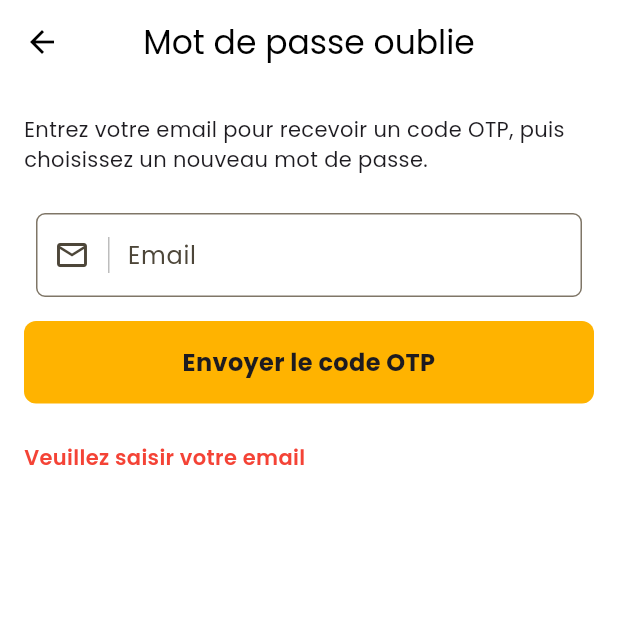
After one commit to aymeric-nzore/ivox, a Flutter app: the ForgotPasswordPage screen opened directly, after a tap on "Envoyer le code OTP", on a phone screen of 412 x 824 dp, the top half of it. The commit adds this screen. Run offline on Flutter 3.47's test engine with Material 3 defaults, Android fonts, the phone set to English and light mode, and no system bars; our stand-ins replace animated_splash_screen, cloud_firestore, dio, firebase_auth, firebase_core, firebase_messaging and 16 more; accounts and stored records are empty; network calls fail.

Commit message:
Add forgot password functionality: implement UI and API integration for password recovery

```diff
--- /dev/null
+++ b/lib/features/auth/presentation/forgot_password_page.dart
@@ -0,0 +1,258 @@
+import 'dart:async';
+
+import 'package:flutter/material.dart';
+import 'package:ivox/features/auth/services/api_auth_service.dart';
+import 'package:ivox/shared/utils/my_button.dart';
+import 'package:ivox/shared/utils/my_textfield.dart';
+
+class ForgotPasswordPage extends StatefulWidget {
+  const ForgotPasswordPage({super.key});
+
+  @override
+  State<ForgotPasswordPage> createState() => _ForgotPasswordPageState();
+}
+
+class _ForgotPasswordPageState extends State<ForgotPasswordPage> {
+  final _apiAuthService = ApiAuthService();
+  final _emailController = TextEditingController();
+  final _codeController = TextEditingController();
+  final _newPasswordController = TextEditingController();
+
+  bool _isLoading = false;
+  bool _otpSent = false;
+  bool _obscurePassword = true;
+  String? _errorMessage;
+  String? _infoMessage;
+  int _resendCooldownSeconds = 0;
+  Timer? _resendTimer;
+
+  bool get _canResend => _resendCooldownSeconds == 0;
+
+  void _startResendCooldown() {
+    _resendTimer?.cancel();
+    setState(() {
+      _resendCooldownSeconds = 60;
+    });
+
+    _resendTimer = Timer.periodic(const Duration(seconds: 1), (timer) {
+      if (!mounted) {
+        timer.cancel();
+        return;
+      }
+
+      if (_resendCooldownSeconds <= 1) {
+        timer.cancel();
+        setState(() {
+          _resendCooldownSeconds = 0;
+        });
+        return;
+      }
+
+      setState(() {
+        _resendCooldownSeconds -= 1;
+      });
+    });
+  }
+
+  @override
+  void dispose() {
+    _resendTimer?.cancel();
+    _emailController.dispose();
+    _codeController.dispose();
+    _newPasswordController.dispose();
+    super.dispose();
+  }
+
+  Future<void> _sendOtp() async {
+    final email = _emailController.text.trim();
+    if (_otpSent && !_canResend) {
+      setState(() {
+        _errorMessage = null;
+        _infoMessage = 'Renvoyez le code dans $_resendCooldownSeconds s';
+      });
+      return;
+    }
+
+    if (email.isEmpty) {
+      setState(() {
+        _errorMessage = 'Veuillez saisir votre email';
+        _infoMessage = null;
+      });
+      return;
+    }
+
+    setState(() {
+      _isLoading = true;
+      _errorMessage = null;
+      _infoMessage = null;
+    });
+
+    try {
+      final message = await _apiAuthService.forgotPassword(email: email);
+      if (!mounted) return;
+      setState(() {
+        _otpSent = true;
+        _infoMessage = message;
+        _isLoading = false;
+      });
+      _startResendCooldown();
+    } catch (e) {
+      if (!mounted) return;
+      setState(() {
+        _errorMessage = e.toString().replaceFirst('Exception: ', '');
+        _isLoading = false;
+      });
+    }
+  }
+
+  Future<void> _resetPassword() async {
+    final email = _emailController.text.trim();
+    final code = _codeController.text.trim();
+    final newPassword = _newPasswordController.text.trim();
+
+    if (email.isEmpty || code.isEmpty || newPassword.isEmpty) {
+      setState(() {
+        _errorMessage = 'Veuillez remplir tous les champs';
+        _infoMessage = null;
+      });
+      return;
+    }
+
+    setState(() {
+      _isLoading = true;
+      _errorMessage = null;
+      _infoMessage = null;
+    });
+
+    try {
+      final message = await _apiAuthService.resetPassword(
+        email: email,
+        code: code,
+        newPassword: newPassword,
+      );
+
+      if (!mounted) return;
+      setState(() {
+        _infoMessage = message;
+        _isLoading = false;
+      });
+
+      ScaffoldMessenger.of(context).showSnackBar(
+        const SnackBar(content: Text('Mot de passe modifie. Connectez-vous.')),
+      );
+      Navigator.pop(context);
+    } catch (e) {
+      if (!mounted) return;
+      setState(() {
+        _errorMessage = e.toString().replaceFirst('Exception: ', '');
+        _isLoading = false;
+      });
+    }
+  }
+
+  @override
+  Widget build(BuildContext context) {
+    return Scaffold(
+      appBar: AppBar(
+        title: const Text('Mot de passe oublie'),
+        centerTitle: true,
+      ),
+      body: SafeArea(
+        child: SingleChildScrollView(
+          padding: const EdgeInsets.symmetric(horizontal: 16, vertical: 20),
+          child: Column(
+            crossAxisAlignment: CrossAxisAlignment.stretch,
+            children: [
+              const Text(
+                'Entrez votre email pour recevoir un code OTP, puis choisissez un nouveau mot de passe.',
+                style: TextStyle(fontSize: 14),
+              ),
+              const SizedBox(height: 18),
+              MyTextfield(
+                text: 'Email',
+                controller: _emailController,
+                icon: const Icon(Icons.email_outlined),
+                isObscure: false,
+              ),
+              const SizedBox(height: 8),
+              MyButton(
+                text: _isLoading
+                    ? 'Envoi...'
+                    : (_otpSent ? 'Renvoyer le code OTP' : 'Envoyer le code OTP'),
+                onTap: (_isLoading || (_otpSent && !_canResend)) ? () {} : _sendOtp,
+              ),
+              if (_otpSent)
+                Padding(
+                  padding: const EdgeInsets.only(top: 6),
+                  child: Align(
+                    alignment: Alignment.centerRight,
+                    child: Text(
+                      _canResend
+                          ? 'Vous pouvez renvoyer le code maintenant'
+                          : 'Renvoyer dans $_resendCooldownSeconds s',
+                      style: TextStyle(
+                        fontSize: 12,
+                        color: _canResend ? Colors.green : Colors.grey,
+                      ),
+                    ),
+                  ),
+                ),
+              const SizedBox(height: 14),
+              if (_otpSent) ...[
+                MyTextfield(
+                  text: 'Code OTP',
+                  controller: _codeController,
+                  icon: const Icon(Icons.verified_user_outlined),
+                  isObscure: false,
+                ),
+                MyTextfield(
+                  text: 'Nouveau mot de passe',
+                  controller: _newPasswordController,
+                  icon: const Icon(Icons.lock_outline),
+                  isObscure: _obscurePassword,
+                  sicon: IconButton(
+                    onPressed: () {
+                      setState(() {
+                        _obscurePassword = !_obscurePassword;
+                      });
+                    },
+                    icon: Icon(
+                      _obscurePassword ? Icons.visibility_off : Icons.visibility,
+                    ),
+                  ),
+                ),
+                const SizedBox(height: 8),
+                MyButton(
+                  text: _isLoading ? 'Validation...' : 'Reinitialiser le mot de passe',
+                  onTap: _isLoading ? () {} : _resetPassword,
+                ),
+              ],
+              if (_infoMessage != null)
+                Padding(
+                  padding: const EdgeInsets.only(top: 12),
+                  child: Text(
+                    _infoMessage!,
+                    style: const TextStyle(
+                      color: Colors.green,
+                      fontWeight: FontWeight.w600,
+                    ),
+                  ),
+                ),
+              if (_errorMessage != null)
+                Padding(
+                  padding: const EdgeInsets.only(top: 12),
+                  child: Text(
+                    _errorMessage!,
+                    style: const TextStyle(
+                      color: Colors.red,
+                      fontWeight: FontWeight.w600,
+                    ),
+                  ),
+                ),
+            ],
+          ),
+        ),
+      ),
+    );
+  }
+}
--- a/lib/features/auth/services/api_auth_service.dart
+++ b/lib/features/auth/services/api_auth_service.dart
@@ -148,4 +148,52 @@ class ApiAuthService {
     final token = await _apiService.getToken();
     return token != null && token.isNotEmpty;
   }
+
+  Future<String> forgotPassword({required String email}) async {
+    try {
+      final response = await _apiService.dio.post(
+        '/auth/forgot-password',
+        data: {'email': email.trim()},
+      );
+
+      final data = response.data;
+      if (data is Map<String, dynamic>) {
+        return (data['message'] ?? 'Code OTP envoye').toString();
+      }
+      if (data is String && data.trim().isNotEmpty) {
+        return data;
+      }
+      return 'Code OTP envoye';
+    } on DioException catch (error) {
+      throw _mapDioError(error);
+    }
+  }
+
+  Future<String> resetPassword({
+    required String email,
+    required String code,
+    required String newPassword,
+  }) async {
+    try {
+      final response = await _apiService.dio.post(
+        '/auth/reset-password',
+        data: {
+          'email': email.trim(),
+          'code': code.trim(),
+          'newPassword': newPassword.trim(),
+        },
+      );
+
+      final data = response.data;
+      if (data is Map<String, dynamic>) {
+        return (data['message'] ?? 'Mot de passe reinitialise').toString();
+      }
+      if (data is String && data.trim().isNotEmpty) {
+        return data;
+      }
+      return 'Mot de passe reinitialise';
+    } on DioException catch (error) {
+      throw _mapDioError(error);
+    }
+  }
 }
```
Also changed, not shown: lib/features/auth/presentation/login_page.dart (+9 -0 lines).
